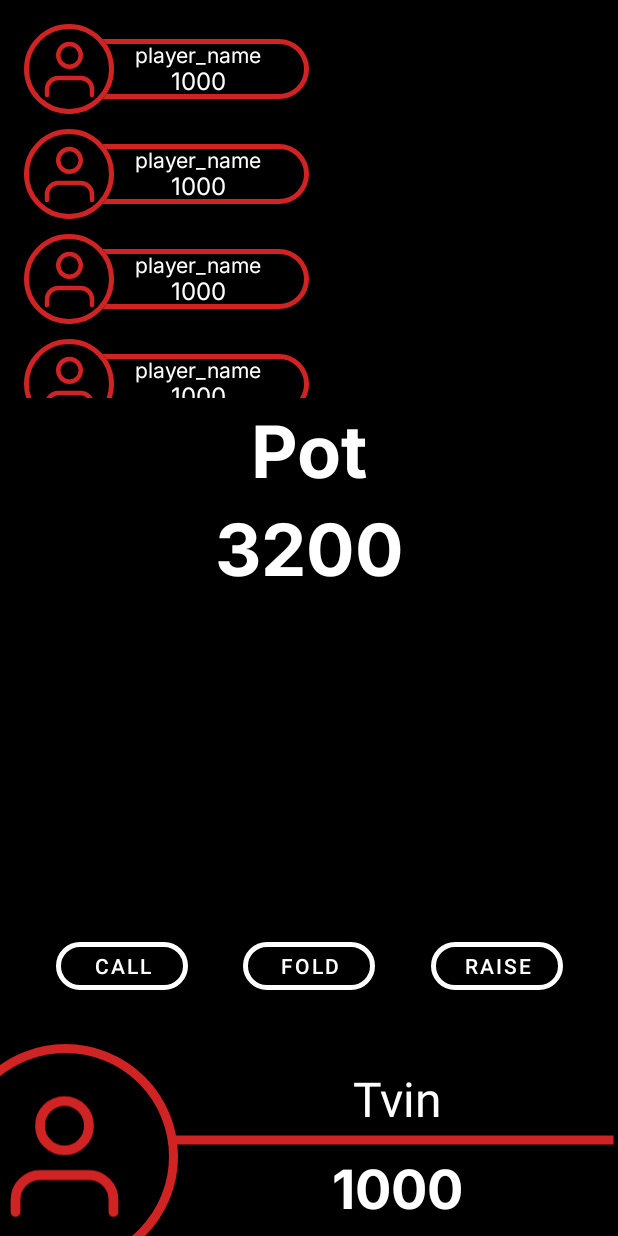
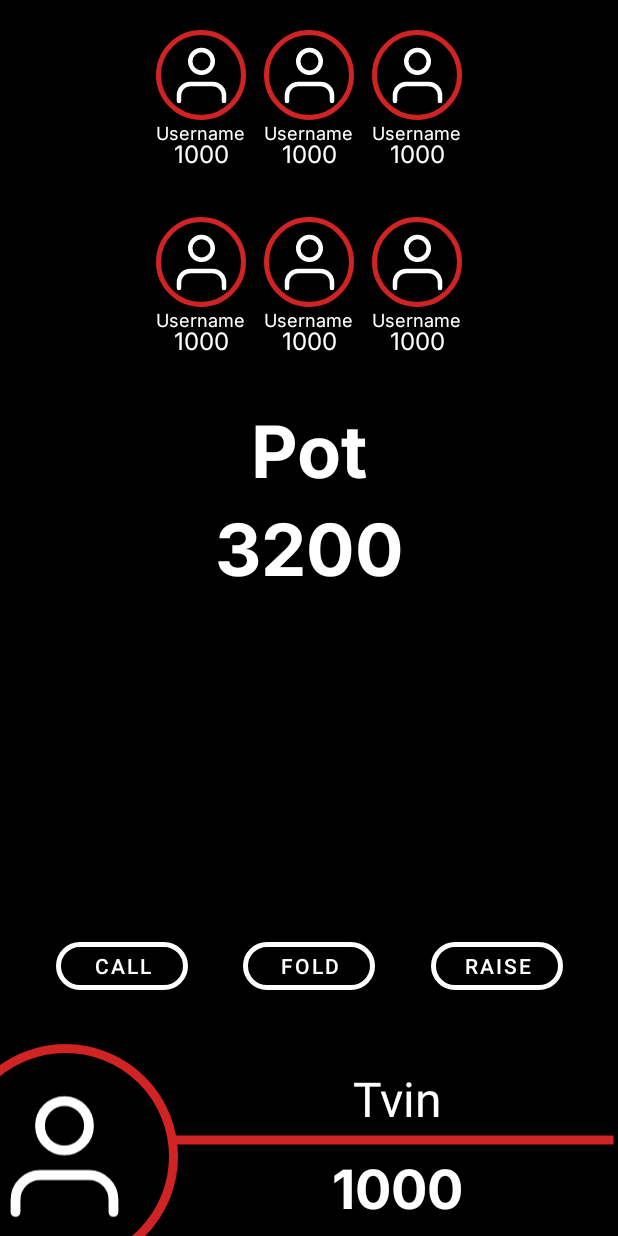
Before and after one commit to Tvinkvinter/MobileCroupier, an Android app: the layout fragment_game_screen.xml on its own in the app's theme, with its tools: preview values and no code run, on a phone screen of 412 x 824 dp. Run offline under Robolectric (Android 15) with nearby library versions, the phone set to English and light mode, and no system bars.

Commit message:
feature: change grid with players on GameScreenFragment

```diff
--- a/app/build.gradle
+++ b/app/build.gradle
@@ -9,7 +9,7 @@ android {
 
     defaultConfig {
         applicationId "com.atarusov.pokerapp"
-        minSdk 26
+        minSdk 29
         targetSdk 33
         versionCode 1
         versionName "1.0"
--- a/app/src/main/java/com/atarusov/pokerapp/screens/ConfigureScreenFragment.kt
+++ b/app/src/main/java/com/atarusov/pokerapp/screens/ConfigureScreenFragment.kt
@@ -21,6 +21,7 @@ import androidx.fragment.app.viewModels
 import androidx.navigation.fragment.findNavController
 import androidx.recyclerview.widget.ItemTouchHelper
 import androidx.recyclerview.widget.RecyclerView
+import com.atarusov.pokerapp.ItemType
 import com.atarusov.pokerapp.OnClickListener
 import com.atarusov.pokerapp.PlayersAdapter
 import com.atarusov.pokerapp.R
@@ -46,6 +47,7 @@ class ConfigureScreenFragment : Fragment() {
         }
 
         adapter = PlayersAdapter(
+            itemType = ItemType.Tile,
             tileClickListener = OnClickListener {
                 viewModel.showDialog(it)
             },
@@ -165,7 +167,8 @@ class ConfigureScreenFragment : Fragment() {
 
         dialog.findViewById<GridLayout>(R.id.colors_grid).forEach { colorSquare ->
             if ((colorSquare as ColorPickSquare).color in viewModel.uiState.value!!.pickedColors) {
-                colorSquare.blocked = colorSquare.color != viewModel.dialogUiState.value?.pickedColor
+                colorSquare.blocked =
+                    colorSquare.color != viewModel.dialogUiState.value?.pickedColor
             }
             if (!colorSquare.blocked) {
                 colorSquare.setOnClickListener {
--- a/app/src/main/res/drawable/ic_player_avatar.xml
+++ b/app/src/main/res/drawable/ic_player_avatar.xml
@@ -8,13 +8,13 @@
       android:strokeLineJoin="round"
       android:strokeWidth="3"
       android:fillColor="#00000000"
-      android:strokeColor="@color/red"
+      android:strokeColor="@color/white"
       android:strokeLineCap="round"/>
   <path
       android:pathData="M17,17.111C21.142,17.111 24.5,13.728 24.5,9.556C24.5,5.383 21.142,2 17,2C12.858,2 9.5,5.383 9.5,9.556C9.5,13.728 12.858,17.111 17,17.111Z"
       android:strokeLineJoin="round"
       android:strokeWidth="3"
       android:fillColor="#00000000"
-      android:strokeColor="@color/red"
+      android:strokeColor="@color/white"
       android:strokeLineCap="round"/>
 </vector>
--- a/app/src/main/res/drawable/player_info_bar.xml
+++ b/app/src/main/res/drawable/white_frame.xml
@@ -2,9 +2,8 @@
 <selector xmlns:android="http://schemas.android.com/apk/res/android">
     <item>
         <shape android:shape="rectangle">
-            <solid android:color="@android:color/transparent"/>
-            <corners android:radius="20dp"/>
-            <stroke android:width="3dp" android:color="@color/red"/>
+            <corners android:radius="8dp" />
+            <stroke android:width="2dp" android:color="@color/white" />
         </shape>
     </item>
 </selector>
--- a/app/src/main/res/layout/fragment_game_screen.xml
+++ b/app/src/main/res/layout/fragment_game_screen.xml
@@ -12,14 +12,17 @@
         android:id="@+id/players_list"
         android:layout_width="wrap_content"
         android:layout_height="0dp"
-        android:layout_marginStart="16dp"
+        android:layout_marginHorizontal="16dp"
         android:layout_marginTop="16dp"
-        app:layoutManager="androidx.recyclerview.widget.LinearLayoutManager"
+        android:orientation="horizontal"
+        app:layoutManager="androidx.recyclerview.widget.GridLayoutManager"
         app:layout_constraintBottom_toTopOf="@id/pot_tv"
+        app:layout_constraintEnd_toEndOf="parent"
         app:layout_constraintStart_toStartOf="parent"
         app:layout_constraintTop_toTopOf="parent"
-        tools:itemCount="4"
-        tools:listitem="@layout/player_bar" />
+        app:spanCount="2"
+        tools:itemCount="8"
+        tools:listitem="@layout/player_icon" />
 
     <TextView
         android:id="@+id/pot_tv"
--- a/app/src/main/res/layout/player_bar.xml
+++ /dev/null
@@ -1,89 +0,0 @@
-<?xml version="1.0" encoding="utf-8"?>
-<androidx.constraintlayout.widget.ConstraintLayout xmlns:android="http://schemas.android.com/apk/res/android"
-    xmlns:app="http://schemas.android.com/apk/res-auto"
-    xmlns:tools="http://schemas.android.com/tools"
-    android:layout_width="match_parent"
-    android:layout_height="wrap_content"
-    android:background="?android:attr/selectableItemBackground">
-
-    <ImageView
-        android:layout_width="160dp"
-        android:layout_height="40dp"
-        android:contentDescription="TODO"
-        android:src="@drawable/player_info_bar_bg"
-        app:layout_constraintBottom_toBottomOf="@id/player_info_bar"
-        app:layout_constraintStart_toStartOf="@id/player_info_bar"
-        app:layout_constraintTop_toTopOf="@id/player_info_bar" />
-
-    <ImageView
-        android:id="@+id/player_info_bar"
-        android:layout_width="160dp"
-        android:layout_height="40dp"
-        android:layout_marginStart="30dp"
-        android:contentDescription="TODO"
-        android:src="@drawable/player_info_bar"
-        app:layout_constraintBottom_toBottomOf="@id/avatar_round"
-        app:layout_constraintStart_toStartOf="@id/avatar_round"
-        app:layout_constraintTop_toTopOf="@id/avatar_round" />
-
-    <ImageView
-        android:id="@+id/avatar_round"
-        android:layout_width="60dp"
-        android:layout_height="60dp"
-        android:contentDescription="TODO"
-        android:src="@drawable/avatar_round"
-        app:layout_constraintStart_toStartOf="parent"
-        app:layout_constraintTop_toTopOf="parent" />
-
-    <ImageView
-        android:id="@+id/avatar_ring"
-        android:layout_width="60dp"
-        android:layout_height="60dp"
-        android:contentDescription="TODO"
-        android:src="@drawable/avatar_ring"
-        app:layout_constraintStart_toStartOf="parent"
-        app:layout_constraintTop_toTopOf="parent" />
-
-    <ImageView
-        android:id="@+id/player_avatar"
-        android:layout_width="wrap_content"
-        android:layout_height="wrap_content"
-        android:contentDescription="TODO"
-        android:src="@drawable/ic_player_avatar"
-        app:layout_constraintTop_toTopOf="@id/avatar_round"
-        app:layout_constraintBottom_toBottomOf="@id/avatar_round"
-        app:layout_constraintEnd_toEndOf="@id/avatar_round"
-        app:layout_constraintStart_toStartOf="@id/avatar_round"/>
-
-    <TextView
-        android:id="@+id/player_name_tv"
-        android:layout_width="wrap_content"
-        android:layout_height="wrap_content"
-        android:fontFamily="@font/inter"
-        android:textColor="@color/white"
-        android:textSize="14sp"
-        app:layout_constraintEnd_toEndOf="@id/player_info_bar"
-        app:layout_constraintStart_toEndOf="@id/avatar_round"
-        app:layout_constraintHorizontal_bias="0.3"
-        app:layout_constraintTop_toTopOf="@id/player_info_bar"
-        tools:text="player_name" />
-
-    <TextView
-        android:id="@+id/player_stack_tv"
-        android:layout_width="wrap_content"
-        android:layout_height="wrap_content"
-        android:layout_marginTop="-4dp"
-        android:fontFamily="@font/inter"
-        android:textColor="@color/white"
-        android:textSize="16sp"
-        app:layout_constraintEnd_toEndOf="@id/player_name_tv"
-        app:layout_constraintStart_toStartOf="@id/player_name_tv"
-        app:layout_constraintTop_toBottomOf="@id/player_name_tv"
-        tools:text="1000" />
-
-    <Space
-        android:layout_width="match_parent"
-        android:layout_height="10dp"
-        app:layout_constraintTop_toBottomOf="@id/avatar_round" />
-
-</androidx.constraintlayout.widget.ConstraintLayout>
--- /dev/null
+++ b/app/src/main/res/layout/player_icon.xml
@@ -0,0 +1,72 @@
+<?xml version="1.0" encoding="utf-8"?>
+<androidx.constraintlayout.widget.ConstraintLayout xmlns:android="http://schemas.android.com/apk/res/android"
+    xmlns:app="http://schemas.android.com/apk/res-auto"
+    xmlns:tools="http://schemas.android.com/tools"
+    android:layout_width="wrap_content"
+    android:layout_height="wrap_content"
+    android:background="@android:color/transparent"
+    android:paddingHorizontal="2dp"
+    tools:background="@android:color/black">
+
+    <ImageView
+        android:id="@+id/frame"
+        android:layout_width="0dp"
+        android:layout_height="0dp"
+        android:contentDescription="TODO"
+        android:src="@drawable/white_frame"
+        android:visibility="invisible"
+        app:layout_constraintBottom_toBottomOf="parent"
+        app:layout_constraintEnd_toEndOf="parent"
+        app:layout_constraintStart_toStartOf="parent"
+        app:layout_constraintTop_toTopOf="parent" />
+
+    <ImageView
+        android:id="@+id/avatar_ring"
+        android:layout_width="60dp"
+        android:layout_height="60dp"
+        android:layout_marginHorizontal="4dp"
+        android:layout_marginTop="4dp"
+        android:backgroundTint="@color/black"
+        android:contentDescription="TODO"
+        android:src="@drawable/avatar_ring"
+        app:layout_constraintEnd_toEndOf="@id/frame"
+        app:layout_constraintStart_toStartOf="@id/frame"
+        app:layout_constraintTop_toTopOf="@id/frame" />
+
+    <ImageView
+        android:id="@+id/player_avatar"
+        android:layout_width="wrap_content"
+        android:layout_height="wrap_content"
+        android:contentDescription="TODO"
+        android:src="@drawable/ic_player_avatar"
+        app:layout_constraintBottom_toBottomOf="@id/avatar_ring"
+        app:layout_constraintEnd_toEndOf="@id/avatar_ring"
+        app:layout_constraintStart_toStartOf="@id/avatar_ring"
+        app:layout_constraintTop_toTopOf="@id/avatar_ring" />
+
+    <TextView
+        android:id="@+id/player_name_tv"
+        android:layout_width="wrap_content"
+        android:layout_height="wrap_content"
+        android:fontFamily="@font/inter"
+        android:textColor="@color/white"
+        android:textSize="12sp"
+        app:layout_constraintEnd_toEndOf="parent"
+        app:layout_constraintStart_toStartOf="parent"
+        app:layout_constraintTop_toBottomOf="@id/avatar_ring"
+        tools:text="Username" />
+
+    <TextView
+        android:id="@+id/player_stack_tv"
+        android:layout_width="wrap_content"
+        android:layout_height="wrap_content"
+        android:layout_marginTop="-6dp"
+        android:fontFamily="@font/inter"
+        android:textColor="@color/white"
+        android:textSize="16sp"
+        app:layout_constraintEnd_toEndOf="@id/player_name_tv"
+        app:layout_constraintStart_toStartOf="@id/player_name_tv"
+        app:layout_constraintTop_toBottomOf="@id/player_name_tv"
+        tools:text="1000" />
+
+</androidx.constraintlayout.widget.ConstraintLayout>
--- a/build.gradle
+++ b/build.gradle
@@ -1,6 +1,6 @@
 // Top-level build file where you can add configuration options common to all sub-projects/modules.
 plugins {
-    id 'com.android.application' version '7.4.1' apply false
-    id 'com.android.library' version '7.4.1' apply false
+    id 'com.android.application' version '8.2.0' apply false
+    id 'com.android.library' version '8.2.0' apply false
     id 'org.jetbrains.kotlin.android' version '1.8.0' apply false
 }
--- a/gradle.properties
+++ b/gradle.properties
@@ -21,3 +21,5 @@ kotlin.code.style=official
 # resources declared in the library itself and none from the library's dependencies,
 # thereby reducing the size of the R class for that library
 android.nonTransitiveRClass=true
+android.defaults.buildfeatures.buildconfig=true
+android.nonFinalResIds=false
```
Also changed, not shown: app/src/main/java/com/atarusov/pokerapp/PlayersAdapter.kt (+53 -14 lines), app/src/main/java/com/atarusov/pokerapp/screens/GameScreenFragment.kt (+2 -9 lines), gradle/wrapper/gradle-wrapper.properties.
